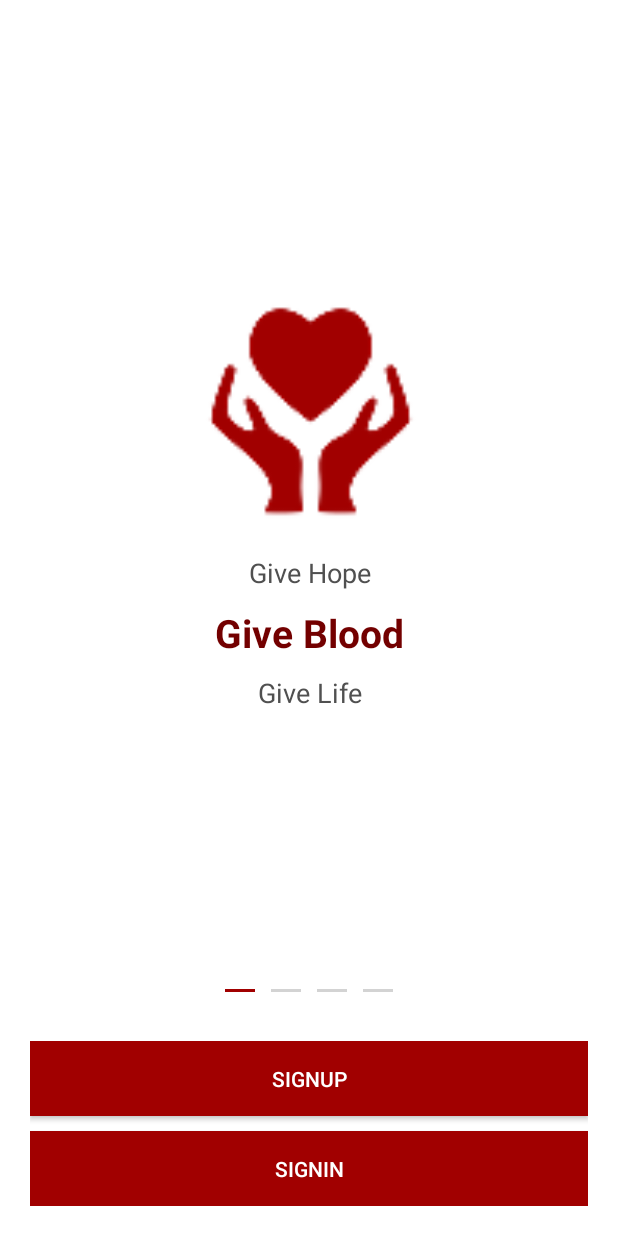
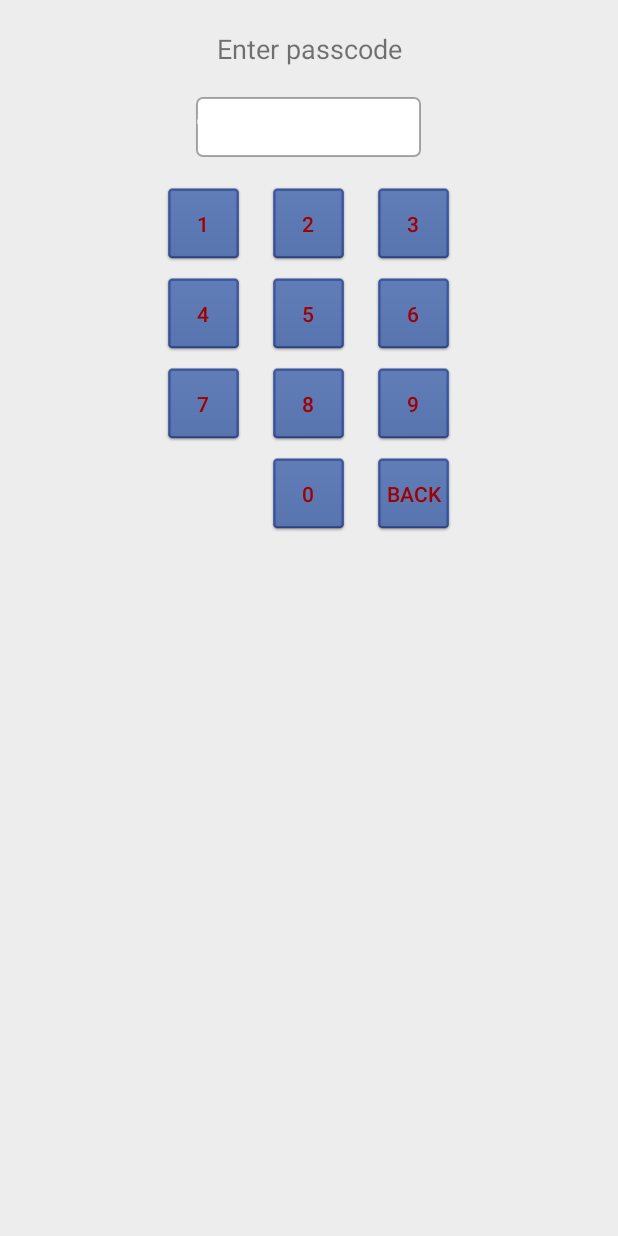
Before and after one commit to Nitijkatiyar/Lyfe, an Android app: the screen it shows after launch (OverviewActivity before the commit, MPINSignInActivity after it), on a phone screen of 412 x 824 dp. Run offline under Robolectric (Android 15) with nearby library versions, the phone set to English and light mode, and no system bars.

Commit message:
mPIN activity

```diff
--- a/Lyfe/app/src/main/AndroidManifest.xml
+++ b/Lyfe/app/src/main/AndroidManifest.xml
@@ -20,7 +20,7 @@
         android:theme="@style/AppTheme">
 
         <activity
-            android:name=".activities.OverviewActivity"
+            android:name=".activities.MPINSignInActivity"
             android:screenOrientation="portrait">
             <intent-filter>
                 <action android:name="android.intent.action.MAIN" />
--- /dev/null
+++ b/Lyfe/app/src/main/java/com/bst/Lyfe/activities/MPINSignInActivity.java
@@ -0,0 +1,110 @@
+package com.bst.Lyfe.activities;
+
+import android.content.Intent;
+import android.os.Bundle;
+import android.support.annotation.Nullable;
+import android.support.v7.app.AppCompatActivity;
+import android.support.v7.widget.Toolbar;
+import android.text.Editable;
+import android.text.TextWatcher;
+import android.view.View;
+import android.widget.Button;
+import android.widget.EditText;
+
+import com.bst.Lyfe.R;
+import com.bst.utils.ActivityChanger;
+
+/**
+ * Created by arun on 22-06-2016.
+ */
+public class MPINSignInActivity extends AppCompatActivity implements View.OnClickListener {
+    public Toolbar toolbar;
+    Button number1, number2, number3, number4, number5, number6, number7, number8, number9, number0, backpress;
+    EditText editText;
+    ActivityChanger activityChanger;
+
+    @Override
+    protected void onCreate(@Nullable Bundle savedInstanceState) {
+        super.onCreate(savedInstanceState);
+        setContentView(R.layout.activity_mpinsignin);
+
+        activityChanger = new ActivityChanger(MPINSignInActivity.this);
+
+        number0 = (Button) findViewById(R.id.number0);
+        number1 = (Button) findViewById(R.id.number1);
+        number2 = (Button) findViewById(R.id.number2);
+        number3 = (Button) findViewById(R.id.number3);
+        number4 = (Button) findViewById(R.id.number4);
+        number5 = (Button) findViewById(R.id.number5);
+        number6 = (Button) findViewById(R.id.number6);
+        number7 = (Button) findViewById(R.id.number7);
+        number8 = (Button) findViewById(R.id.number8);
+        number9 = (Button) findViewById(R.id.number9);
+        backpress = (Button) findViewById(R.id.backspace);
+
+        editText = (EditText) findViewById(R.id.edittext);
+
+
+        number0.setOnClickListener(this);
+        number1.setOnClickListener(this);
+        number2.setOnClickListener(this);
+        number3.setOnClickListener(this);
+        number4.setOnClickListener(this);
+        number5.setOnClickListener(this);
+        number6.setOnClickListener(this);
+        number7.setOnClickListener(this);
+        number8.setOnClickListener(this);
+        number9.setOnClickListener(this);
+        backpress.setOnClickListener(this);
+
+        editText.addTextChangedListener(new TextWatcher() {
+            @Override
+            public void beforeTextChanged(CharSequence s, int start, int count, int after) {
+
+            }
+
+            @Override
+            public void onTextChanged(CharSequence s, int start, int before, int count) {
+
+            }
+
+            @Override
+            public void afterTextChanged(Editable s) {
+                if (editText.getText().toString().trim().length() == 4) {
+                    activityChanger.startActivity(new Intent(MPINSignInActivity.this, MainActivity.class).addFlags(Intent.FLAG_ACTIVITY_CLEAR_TOP | Intent.FLAG_ACTIVITY_CLEAR_TASK | Intent.FLAG_ACTIVITY_NEW_TASK));
+                }
+            }
+        });
+
+    }
+
+
+    @Override
+    public void onClick(View v) {
+        if (v.equals(number0)) {
+            editText.setText(editText.getText().toString().trim() + "0");
+        } else if (v.equals(number1)) {
+            editText.setText(editText.getText().toString().trim() + "1");
+        } else if (v.equals(number2)) {
+            editText.setText(editText.getText().toString().trim() + "2");
+        } else if (v.equals(number3)) {
+            editText.setText(editText.getText().toString().trim() + "3");
+        } else if (v.equals(number4)) {
+            editText.setText(editText.getText().toString().trim() + "4");
+        } else if (v.equals(number5)) {
+            editText.setText(editText.getText().toString().trim() + "5");
+        } else if (v.equals(number6)) {
+            editText.setText(editText.getText().toString().trim() + "6");
+        } else if (v.equals(number7)) {
+            editText.setText(editText.getText().toString().trim() + "7");
+        } else if (v.equals(number8)) {
+            editText.setText(editText.getText().toString().trim() + "8");
+        } else if (v.equals(number9)) {
+            editText.setText(editText.getText().toString().trim() + "9");
+        } else if (v.equals(backpress)) {
+            if (editText.getText().toString().trim().length() > 0) {
+                editText.setText(editText.getText().toString().trim().substring(0, editText.getText().toString().trim().length() - 1) + "9");
+            }
+        }
+    }
+}
--- /dev/null
+++ b/Lyfe/app/src/main/res/layout/activity_mpinsignin.xml
@@ -0,0 +1,169 @@
+<?xml version="1.0" encoding="utf-8"?>
+<LinearLayout xmlns:android="http://schemas.android.com/apk/res/android"
+    android:layout_width="match_parent"
+    android:layout_height="match_parent"
+    android:background="@color/light_grey"
+    android:orientation="vertical">
+
+    <TextView
+        android:layout_width="match_parent"
+        android:layout_height="wrap_content"
+        android:layout_marginTop="20dp"
+        android:gravity="center_horizontal"
+        android:text="Enter passcode"
+        android:textColor="@color/colorTextSecondry"
+        android:textSize="18sp" />
+
+    <EditText
+        android:id="@+id/edittext"
+        android:layout_width="150dp"
+        android:layout_height="40dp"
+        android:layout_gravity="center_horizontal"
+        android:layout_marginTop="20dp"
+        android:background="@drawable/bg_round_rect"
+        android:hint="----"
+        android:textSize="40sp" />
+
+    <LinearLayout
+        android:layout_width="match_parent"
+        android:layout_height="wrap_content"
+        android:layout_marginTop="10dp"
+        android:orientation="vertical">
+
+        <LinearLayout
+            android:layout_width="match_parent"
+            android:layout_height="wrap_content"
+            android:layout_marginTop="10dp"
+            android:gravity="center_horizontal"
+            android:orientation="horizontal">
+
+            <Button
+                android:id="@+id/number1"
+                android:layout_width="50dp"
+                android:layout_height="50dp"
+                android:background="@drawable/com_facebook_button_blue_focused"
+                android:text="1"
+                android:textColor="@color/colorPrimary" />
+
+            <Button
+                android:id="@+id/number2"
+                android:layout_width="50dp"
+                android:layout_height="50dp"
+                android:layout_marginLeft="20dp"
+                android:layout_marginRight="20dp"
+                android:background="@drawable/com_facebook_button_blue_focused"
+                android:text="2"
+                android:textColor="@color/colorPrimary" />
+
+            <Button
+                android:id="@+id/number3"
+                android:layout_width="50dp"
+                android:layout_height="50dp"
+                android:background="@drawable/com_facebook_button_blue_focused"
+                android:text="3"
+                android:textColor="@color/colorPrimary" />
+        </LinearLayout>
+
+        <LinearLayout
+            android:layout_width="match_parent"
+            android:layout_height="wrap_content"
+            android:layout_marginTop="10dp"
+            android:gravity="center_horizontal"
+            android:orientation="horizontal">
+
+            <Button
+                android:id="@+id/number4"
+                android:layout_width="50dp"
+                android:layout_height="50dp"
+                android:background="@drawable/com_facebook_button_blue_focused"
+                android:text="4"
+                android:textColor="@color/colorPrimary" />
+
+            <Button
+                android:id="@+id/number5"
+                android:layout_width="50dp"
+                android:layout_height="50dp"
+                android:layout_marginLeft="20dp"
+                android:layout_marginRight="20dp"
+                android:background="@drawable/com_facebook_button_blue_focused"
+                android:text="5"
+                android:textColor="@color/colorPrimary" />
+
+            <Button
+                android:id="@+id/number6"
+                android:layout_width="50dp"
+                android:layout_height="50dp"
+                android:background="@drawable/com_facebook_button_blue_focused"
+                android:text="6"
+                android:textColor="@color/colorPrimary" />
+        </LinearLayout>
+
+        <LinearLayout
+            android:layout_width="match_parent"
+            android:layout_height="wrap_content"
+            android:layout_marginTop="10dp"
+            android:gravity="center_horizontal"
+            android:orientation="horizontal">
+
+            <Button
+                android:id="@+id/number7"
+                android:layout_width="50dp"
+                android:layout_height="50dp"
+                android:background="@drawable/com_facebook_button_blue_focused"
+                android:text="7"
+                android:textColor="@color/colorPrimary" />
+
+            <Button
+                android:id="@+id/number8"
+                android:layout_width="50dp"
+                android:layout_height="50dp"
+                android:layout_marginLeft="20dp"
+                android:layout_marginRight="20dp"
+                android:background="@drawable/com_facebook_button_blue_focused"
+                android:text="8"
+                android:textColor="@color/colorPrimary" />
+
+            <Button
+                android:id="@+id/number9"
+                android:layout_width="50dp"
+                android:layout_height="50dp"
+                android:background="@drawable/com_facebook_button_blue_focused"
+                android:text="9"
+                android:textColor="@color/colorPrimary" />
+        </LinearLayout>
+
+        <LinearLayout
+            android:layout_width="match_parent"
+            android:layout_height="wrap_content"
+            android:layout_marginTop="10dp"
+            android:gravity="center_horizontal"
+            android:orientation="horizontal">
+
+            <Button
+                android:layout_width="50dp"
+                android:layout_height="50dp"
+                android:background="@drawable/com_facebook_button_blue_focused"
+
+                android:textColor="@color/colorPrimary"
+                android:visibility="invisible" />
+
+            <Button
+                android:id="@+id/number0"
+                android:layout_width="50dp"
+                android:layout_height="50dp"
+                android:layout_marginLeft="20dp"
+                android:layout_marginRight="20dp"
+                android:background="@drawable/com_facebook_button_blue_focused"
+                android:text="0"
+                android:textColor="@color/colorPrimary" />
+
+            <Button
+                android:id="@+id/backspace"
+                android:layout_width="50dp"
+                android:layout_height="50dp"
+                android:background="@drawable/com_facebook_button_blue_focused"
+                android:text="Back"
+                android:textColor="@color/colorPrimary" />
+        </LinearLayout>
+    </LinearLayout>
+</LinearLayout>
--- a/Lyfe/app/src/main/res/values/colors.xml
+++ b/Lyfe/app/src/main/res/values/colors.xml
@@ -19,7 +19,7 @@
     <color name="white">#FFFFFF</color>
     <color name="bb_darkBackgroundColor">#FFFFFF</color>
     <color name="bb_tabletRightBorderDark">#505050</color>
-    <color name="light_grey">#D3D3D3</color>
+    <color name="light_grey">#ededed</color>
     <color name="textColor">#a10000</color>
     <color name="iconColor">#a10000</color>
     <color name="textColor_redtransperent">#79a10000</color>
```
